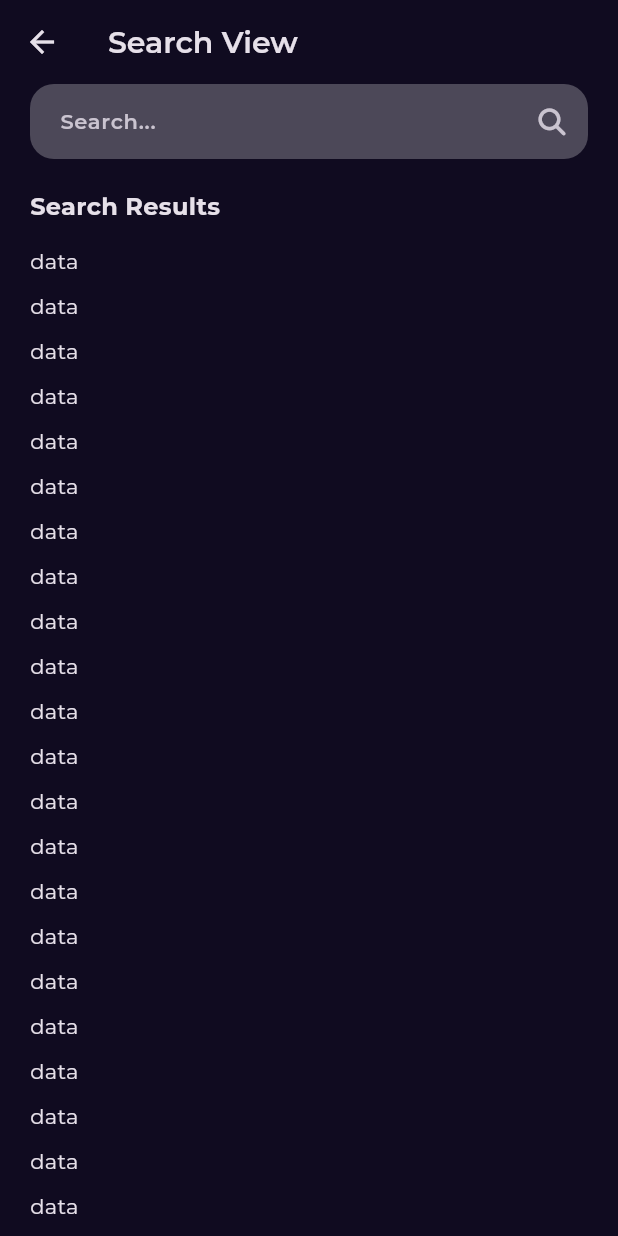
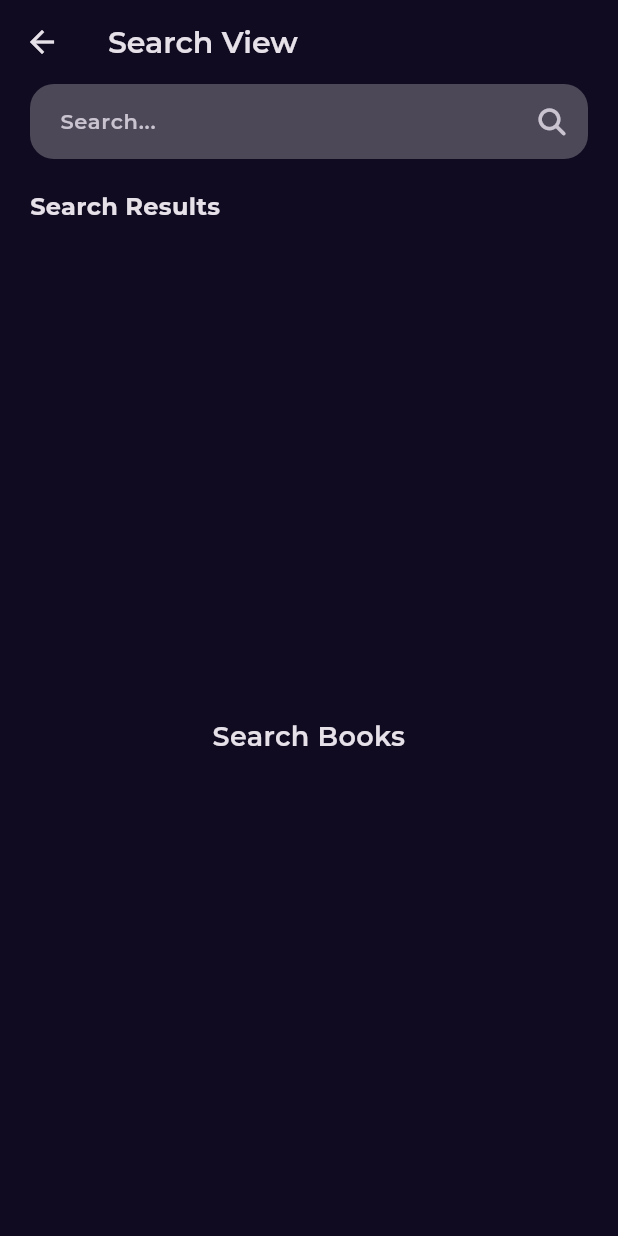
Before and after one commit to HamzaAlwajeeh/Bookly-App, a Flutter app: the screen it shows after launch, after a tap on an icon or button, on a phone screen of 412 x 824 dp. Run offline on Flutter 3.47's test engine with Material 3 defaults, Android fonts, the phone set to English and light mode, and no system bars; our stand-ins replace cached_network_image, dartz, dio, equatable, flutter_bloc, font_awesome_flutter and 3 more; network calls fail.

Commit message:
Integrate search functionality with BLoC pattern

```diff
--- a/lib/Features/Search/presentation/views/widgets/custom_text_field.dart
+++ b/lib/Features/Search/presentation/views/widgets/custom_text_field.dart
@@ -3,8 +3,8 @@ import 'package:flutter/material.dart';
 import 'package:font_awesome_flutter/font_awesome_flutter.dart';
 
 class CustomTextField extends StatelessWidget {
-  const CustomTextField({super.key});
-
+  const CustomTextField({super.key, this.onPressed});
+  final void Function()? onPressed;
   @override
   Widget build(BuildContext context) {
     return SizedBox(
@@ -17,7 +17,7 @@ class CustomTextField extends StatelessWidget {
           hintText: 'Search...',
           hintStyle: Styles.textStyle14.copyWith(fontWeight: FontWeight.w600),
           suffixIcon: IconButton(
-            onPressed: () {},
+            onPressed: onPressed,
             icon: Icon(FontAwesomeIcons.magnifyingGlass),
             iconSize: 18,
           ),
--- a/lib/Features/Search/presentation/views/widgets/search_result_list_view.dart
+++ b/lib/Features/Search/presentation/views/widgets/search_result_list_view.dart
@@ -1,18 +1,36 @@
+import 'package:bookly_app/Features/Search/controller/earch_cubit/search_cubit.dart';
+import 'package:bookly_app/Features/home/presentation/views/widgets/newest_books_list_view_item.dart';
+import 'package:bookly_app/core/utils/widgets/custom_error_message.dart';
+import 'package:bookly_app/core/utils/widgets/custom_loading_indecator.dart';
 import 'package:flutter/material.dart';
+import 'package:flutter_bloc/flutter_bloc.dart';
 
 class SearchResultListView extends StatelessWidget {
   const SearchResultListView({super.key});
 
   @override
   Widget build(BuildContext context) {
+    return BlocBuilder<SearchCubit, SearchState>(
+      builder: (context, state) {
+        if (state is SearchSuccess) {
           return ListView.builder(
+            itemCount: state.books.length,
             physics: BouncingScrollPhysics(),
             itemBuilder: (context, index) {
               return Padding(
                 padding: EdgeInsets.symmetric(vertical: 5),
                 // child: BestSellerListViewItem(),
-          child: Text('data'),
+                child: NewestBooksListViewItem(bookModel: state.books[index]),
               );
+            },
+          );
+        } else if (state is SearchFailure) {
+          return CustomErrorMessage(erroeMessage: state.errorMessage);
+        } else if (state is SearchInitial) {
+          return const CustomErrorMessage(erroeMessage: 'Search Books');
+        } else {
+          return const CustomLoadingIndecator();
+        }
       },
     );
   }
--- a/lib/core/utils/app_router.dart
+++ b/lib/core/utils/app_router.dart
@@ -1,5 +1,7 @@
 import 'package:bookly_app/Features/Home/presentation/views/book_details_view.dart';
 import 'package:bookly_app/Features/Home/presentation/views/home_view.dart';
+import 'package:bookly_app/Features/Search/controller/earch_cubit/search_cubit.dart';
+import 'package:bookly_app/Features/Search/data/repos/search_repo_impl.dart';
 import 'package:bookly_app/Features/Search/presentation/views/search_view.dart';
 import 'package:bookly_app/Features/Splash/presentation/views/splash_view.dart';
 import 'package:bookly_app/Features/home/controller/similar_books_cubit/similar_books_cubit.dart';
@@ -27,7 +29,11 @@ abstract class AppRouter {
       ),
       GoRoute(
         path: kSearchView,
-        builder: (context, state) => const SearchView(),
+        builder:
+            (context, state) => BlocProvider(
+              create: (context) => SearchCubit(getIt.get<SearchRepoImpl>()),
+              child: const SearchView(),
+            ),
       ),
     ],
   );
--- a/lib/core/utils/service_locator.dart
+++ b/lib/core/utils/service_locator.dart
@@ -1,3 +1,4 @@
+import 'package:bookly_app/Features/Search/data/repos/search_repo_impl.dart';
 import 'package:bookly_app/Features/home/data/repos/home_repo_impl.dart';
 import 'package:bookly_app/core/utils/api_service.dart';
 import 'package:dio/dio.dart';
@@ -8,4 +9,5 @@ final getIt = GetIt.instance;
 void setUpServiceLocator() {
   getIt.registerSingleton<ApiService>(ApiService(Dio()));
   getIt.registerSingleton<HomeRepoImpl>(HomeRepoImpl(getIt<ApiService>()));
+  getIt.registerSingleton<SearchRepoImpl>(SearchRepoImpl(getIt<ApiService>()));
 }
```
Lines whose indentation alone changed are shown as unchanged.
